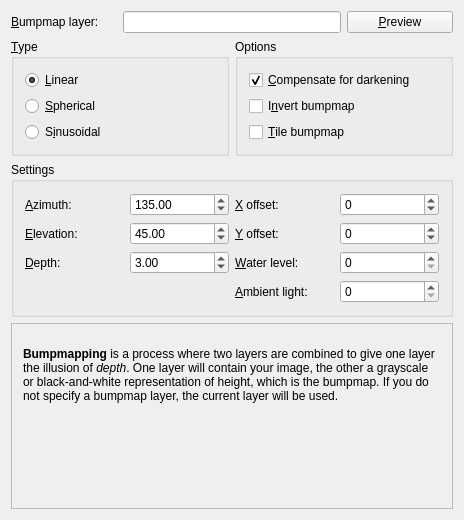
Qt form krita/plugins/filters/bumpmap/wdgbumpmap.ui (KDE/krita) before a commit.
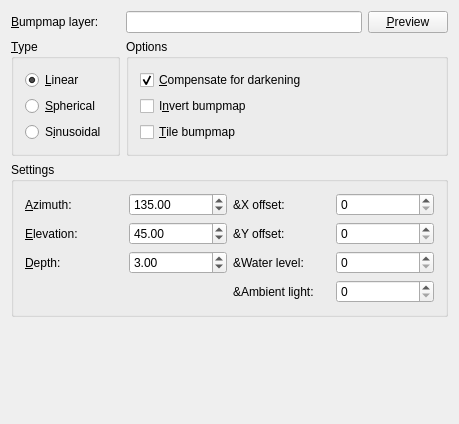
The same form after that commit. Custom widgets are drawn as their Qt base class.

Commit message: * fix the gui * port and make it at least build (not run, because it can't access the layer stack)

```diff
--- a/krita/plugins/filters/bumpmap/wdgbumpmap.ui
+++ b/krita/plugins/filters/bumpmap/wdgbumpmap.ui
@@ -8,77 +8,102 @@
    <rect>
     <x>0</x>
     <y>0</y>
-    <width>464</width>
-    <height>520</height>
+    <width>459</width>
+    <height>424</height>
    </rect>
   </property>
   <layout class="QGridLayout" >
-   <property name="margin" >
-    <number>11</number>
-   </property>
-   <property name="spacing" >
-    <number>6</number>
-   </property>
-   <item row="3" column="0" colspan="4" >
-    <widget class="QFrame" name="frame3" >
-     <property name="frameShape" >
-      <enum>QFrame::StyledPanel</enum>
+   <item row="0" column="0" >
+    <widget class="QLabel" name="lblLayer" >
+     <property name="text" >
+      <string>&amp;Bumpmap layer:</string>
      </property>
-     <property name="frameShadow" >
-      <enum>QFrame::Raised</enum>
+     <property name="buddy" >
+      <cstring>txtSourceLayer</cstring>
      </property>
-     <layout class="QGridLayout" >
-      <property name="margin" >
-       <number>11</number>
-      </property>
-      <property name="spacing" >
-       <number>6</number>
-      </property>
-      <item row="0" column="0" >
-       <widget class="QLabel" name="textLabel2" >
-        <property name="sizePolicy" >
-         <sizepolicy>
-          <hsizetype>5</hsizetype>
-          <vsizetype>3</vsizetype>
-          <horstretch>0</horstretch>
-          <verstretch>0</verstretch>
-         </sizepolicy>
+    </widget>
+   </item>
+   <item row="0" column="1" >
+    <widget class="QLineEdit" name="txtSourceLayer" >
+     <property name="toolTip" >
+      <string>Bumpmapping is a process where two layers are combined to give one layer the illusion of depth. One layer will contain your image, the other a grayscale or black-and-white representation of height, which is the bumpmap. If you do not specify a bumpmap layer, the current layer will be used.</string>
+     </property>
+    </widget>
+   </item>
+   <item row="0" column="2" >
+    <widget class="QPushButton" name="bnRefresh" >
+     <property name="text" >
+      <string>&amp;Preview</string>
+     </property>
+    </widget>
+   </item>
+   <item row="1" column="0" >
+    <widget class="QGroupBox" name="grpType" >
+     <property name="title" >
+      <string>&amp;Type</string>
+     </property>
+     <layout class="QVBoxLayout" >
+      <item>
+       <widget class="QRadioButton" name="radioLinear" >
+        <property name="text" >
+         <string>&amp;Linear</string>
         </property>
+        <property name="checked" >
+         <bool>true</bool>
+        </property>
+       </widget>
+      </item>
+      <item>
+       <widget class="QRadioButton" name="radioSpherical" >
         <property name="text" >
-         <string>&lt;b>Bumpmapping&lt;/b> is a process where two layers are 
-combined to give one layer the illusion of &lt;i>depth&lt;/i>. One layer 
-will contain your image, the other a grayscale or black-and-white
-representation of height, which is the bumpmap. If you do not specify a bumpmap
-layer, the current layer will be used.</string>
+         <string>&amp;Spherical</string>
         </property>
-        <property name="textFormat" >
-         <enum>Qt::RichText</enum>
+       </widget>
+      </item>
+      <item>
+       <widget class="QRadioButton" name="radioSinusoidal" >
+        <property name="text" >
+         <string>S&amp;inusoidal</string>
         </property>
-        <property name="wordWrap" >
+       </widget>
+      </item>
+     </layout>
+    </widget>
+   </item>
+   <item row="1" column="1" colspan="2" >
+    <widget class="QGroupBox" name="grpOptions" >
+     <property name="title" >
+      <string>Options</string>
+     </property>
+     <layout class="QVBoxLayout" >
+      <item>
+       <widget class="QCheckBox" name="chkCompensate" >
+        <property name="text" >
+         <string>&amp;Compensate for darkening</string>
+        </property>
+        <property name="checked" >
          <bool>true</bool>
         </property>
        </widget>
       </item>
-      <item row="1" column="0" >
-       <spacer>
-        <property name="orientation" >
-         <enum>Qt::Vertical</enum>
+      <item>
+       <widget class="QCheckBox" name="chkInvert" >
+        <property name="text" >
+         <string>I&amp;nvert bumpmap</string>
         </property>
-        <property name="sizeType" >
-         <enum>QSizePolicy::Expanding</enum>
+       </widget>
+      </item>
+      <item>
+       <widget class="QCheckBox" name="chkTiled" >
+        <property name="text" >
+         <string>&amp;Tile bumpmap</string>
         </property>
-        <property name="sizeHint" >
-         <size>
-          <width>20</width>
-          <height>40</height>
-         </size>
-        </property>
-       </spacer>
+       </widget>
       </item>
      </layout>
     </widget>
    </item>
-   <item row="2" column="0" colspan="4" >
+   <item row="2" column="0" colspan="3" >
     <widget class="QGroupBox" name="grpSettings" >
      <property name="title" >
       <string>Settings</string>
@@ -87,25 +112,36 @@
       <set>Qt::AlignLeading</set>
      </property>
      <layout class="QGridLayout" >
-      <property name="margin" >
-       <number>11</number>
-      </property>
-      <property name="spacing" >
-       <number>6</number>
-      </property>
-      <item row="1" column="1" >
-       <widget class="QDoubleSpinBox" name="dblElevation" >
+      <item row="0" column="0" >
+       <widget class="QLabel" name="textLabel3" >
+        <property name="text" >
+         <string>&amp;Azimuth:</string>
+        </property>
+        <property name="buddy" >
+         <cstring>dblAzimuth</cstring>
+        </property>
+       </widget>
+      </item>
+      <item row="0" column="1" >
+       <widget class="QDoubleSpinBox" name="dblAzimuth" >
+        <property name="maximum" >
+         <double>360.000000000000000</double>
+        </property>
         <property name="value" >
-         <number>45</number>
+         <double>135.000000000000000</double>
         </property>
-	<property name="maximum">
-		<number>90</number>
-	</property>
-	<property name="minimum">
-		<number>0.5</number>
-	</property>
        </widget>
       </item>
+      <item row="0" column="2" >
+       <widget class="QLabel" name="textLabel6" >
+        <property name="text" >
+         <string>&amp;X offset:</string>
+        </property>
+       </widget>
+      </item>
+      <item row="0" column="3" >
+       <widget class="QSpinBox" name="intXOffset" />
+      </item>
       <item row="1" column="0" >
        <widget class="QLabel" name="textLabel4" >
         <property name="text" >
@@ -116,6 +152,29 @@
         </property>
        </widget>
       </item>
+      <item row="1" column="1" >
+       <widget class="QDoubleSpinBox" name="dblElevation" >
+        <property name="minimum" >
+         <double>0.000000000000000</double>
+        </property>
+        <property name="maximum" >
+         <double>90.000000000000000</double>
+        </property>
+        <property name="value" >
+         <double>45.000000000000000</double>
+        </property>
+       </widget>
+      </item>
+      <item row="1" column="2" >
+       <widget class="QLabel" name="textLabel7" >
+        <property name="text" >
+         <string>&amp;Y offset:</string>
+        </property>
+       </widget>
+      </item>
+      <item row="1" column="3" >
+       <widget class="QSpinBox" name="intYOffset" />
+      </item>
       <item row="2" column="0" >
        <widget class="QLabel" name="textLabel5" >
         <property name="text" >
@@ -128,226 +187,62 @@
       </item>
       <item row="2" column="1" >
        <widget class="QDoubleSpinBox" name="dblDepth" >
+        <property name="sizePolicy" >
+         <sizepolicy vsizetype="Preferred" hsizetype="Preferred" >
+          <horstretch>0</horstretch>
+          <verstretch>0</verstretch>
+         </sizepolicy>
+        </property>
+        <property name="minimum" >
+         <double>1.000000000000000</double>
+        </property>
+        <property name="maximum" >
+         <double>65.000000000000000</double>
+        </property>
         <property name="value" >
-         <number>3</number>
+         <double>3.000000000000000</double>
         </property>
-	<property name="maximum">
-		<number>65</number>
-	</property>
-	<property name="minimum">
-		<number>1</number>
-	</property>
        </widget>
       </item>
-      <item row="0" column="0" >
-       <widget class="QLabel" name="textLabel3" >
-        <property name="text" >
-         <string>&amp;Azimuth:</string>
-        </property>
-        <property name="buddy" >
-         <cstring>dblAzimuth</cstring>
-        </property>
-       </widget>
-      </item>
-      <item row="2" column="3" >
-       <widget class="KIntSpinBox" name="intWaterLevel" >
-	       <property name="maximum">
-		       <number>255</number>
-	       </property>
-       </widget>
-      </item>
-      <item row="1" column="3" >
-       <widget class="KIntSpinBox" name="intYOffset" >
-	       <property name="minimum">
-		       <number>-99</number>
-	       </property>
-       </widget>
-      </item>
-      <item row="3" column="3" >
-       <widget class="KIntSpinBox" name="intAmbient" >
-	       <property name="maximum">
-		       <number>255</number>
-	       </property>
-       </widget>	       
-      </item>
       <item row="2" column="2" >
        <widget class="QLabel" name="textLabel8" >
         <property name="text" >
          <string>&amp;Water level:</string>
         </property>
-        <property name="buddy" >
-         <cstring>intWaterLevel</cstring>
-        </property>
        </widget>
       </item>
+      <item row="2" column="3" >
+       <widget class="QSpinBox" name="intWaterLevel" />
+      </item>
       <item row="3" column="2" >
        <widget class="QLabel" name="textLabel9" >
         <property name="text" >
          <string>&amp;Ambient light:</string>
         </property>
-        <property name="buddy" >
-         <cstring>intAmbient</cstring>
-        </property>
        </widget>
       </item>
-      <item row="0" column="3" >
-       <widget class="KIntSpinBox" name="intXOffset" >
-	       <property name="minimum">
-		       <number>-99</number>
-	       </property>
-       </widget>	       
+      <item row="3" column="3" >
+       <widget class="QSpinBox" name="intAmbient" />
       </item>
-      <item row="1" column="2" >
-       <widget class="QLabel" name="textLabel7" >
-        <property name="text" >
-         <string>&amp;Y offset:</string>
-        </property>
-        <property name="buddy" >
-         <cstring>intYOffset</cstring>
-        </property>
-       </widget>
-      </item>
-      <item row="0" column="2" >
-       <widget class="QLabel" name="textLabel6" >
-        <property name="text" >
-         <string>&amp;X offset:</string>
-        </property>
-        <property name="buddy" >
-         <cstring>intXOffset</cstring>
-        </property>
-       </widget>
-      </item>
-      <item row="0" column="1" >
-       <widget class="QDoubleSpinBox" name="dblAzimuth" >
-	       <property name="maximum">
-		       <number>360</number>
-	       </property>
-	       <property name="value">
-		       <number>135</number>
-	       </property>
-       </widget>
-      </item>
      </layout>
     </widget>
    </item>
-   <item row="1" column="0" colspan="2" >
-    <widget class="QGroupBox" name="grpType" >
-     <property name="title" >
-      <string>&amp;Type</string>
+   <item row="3" column="0" >
+    <spacer>
+     <property name="orientation" >
+      <enum>Qt::Vertical</enum>
      </property>
-     <layout class="QGridLayout" >
-      <property name="margin" >
-       <number>11</number>
-      </property>
-      <property name="spacing" >
-       <number>6</number>
-      </property>
-      <item row="0" column="0" >
-       <widget class="QRadioButton" name="radioLinear" >
-        <property name="text" >
-         <string>&amp;Linear</string>
-        </property>
-        <property name="checked" >
-         <bool>true</bool>
-        </property>
-       </widget>
-      </item>
-      <item row="1" column="0" >
-       <widget class="QRadioButton" name="radioSpherical" >
-        <property name="text" >
-         <string>&amp;Spherical</string>
-        </property>
-       </widget>
-      </item>
-      <item row="2" column="0" >
-       <widget class="QRadioButton" name="radioSinusoidal" >
-        <property name="text" >
-         <string>S&amp;inusoidal</string>
-        </property>
-       </widget>
-      </item>
-     </layout>
-    </widget>
-   </item>
-   <item row="1" column="2" colspan="2" >
-    <widget class="QGroupBox" name="grpOptions" >
-     <property name="title" >
-      <string>Options</string>
+     <property name="sizeHint" >
+      <size>
+       <width>20</width>
+       <height>40</height>
+      </size>
      </property>
-     <layout class="QGridLayout" >
-      <property name="margin" >
-       <number>11</number>
-      </property>
-      <property name="spacing" >
-       <number>6</number>
-      </property>
-      <item row="0" column="0" >
-       <widget class="QCheckBox" name="chkCompensate" >
-        <property name="text" >
-         <string>&amp;Compensate for darkening</string>
-        </property>
-        <property name="checked" >
-         <bool>true</bool>
-        </property>
-       </widget>
-      </item>
-      <item row="2" column="0" >
-       <widget class="QCheckBox" name="chkTiled" >
-        <property name="text" >
-         <string>&amp;Tile bumpmap</string>
-        </property>
-       </widget>
-      </item>
-      <item row="1" column="0" >
-       <widget class="QCheckBox" name="chkInvert" >
-        <property name="text" >
-         <string>I&amp;nvert bumpmap</string>
-        </property>
-       </widget>
-      </item>
-     </layout>
-    </widget>
-   </item>
-   <item row="0" column="0" >
-    <widget class="QLabel" name="lblLayer" >
-     <property name="text" >
-      <string>&amp;Bumpmap layer:</string>
-     </property>
-     <property name="buddy" >
-      <cstring>txtSourceLayer</cstring>
-     </property>
-    </widget>
-   </item>
-   <item row="0" column="3" >
-    <widget class="QPushButton" name="bnRefresh" >
-     <property name="text" >
-      <string>&amp;Preview</string>
-     </property>
-    </widget>
-   </item>
-   <item row="0" column="1" colspan="2" >
-    <widget class="QLineEdit" name="txtSourceLayer" />
+    </spacer>
    </item>
   </layout>
  </widget>
  <layoutdefault spacing="6" margin="11" />
- <pixmapfunction></pixmapfunction>
- <customwidgets>
-  <customwidget>
-   <class>QDoubleSpinBox</class>
-   <extends>QSpinBox</extends>
-   <header>knuminput.h</header>
-   <container>1</container>
-   <pixmap></pixmap>
-  </customwidget>
-  <customwidget>
-   <class>KIntSpinBox</class>
-   <extends>QSpinBox</extends>
-   <header>knuminput.h</header>
-   <container>1</container>
-   <pixmap></pixmap>
-  </customwidget>
- </customwidgets>
  <tabstops>
   <tabstop>txtSourceLayer</tabstop>
   <tabstop>radioLinear</tabstop>
```
Left out of the diff: 7 changed lines with no effect on the pictures. The commit also changes 1 other file.
